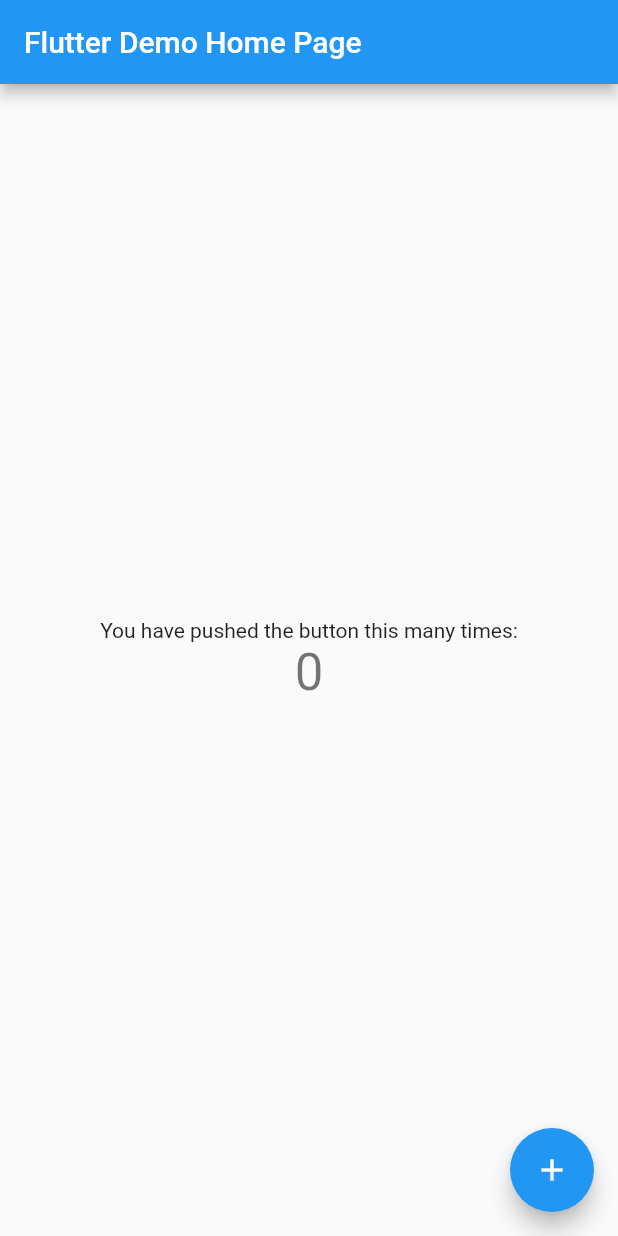
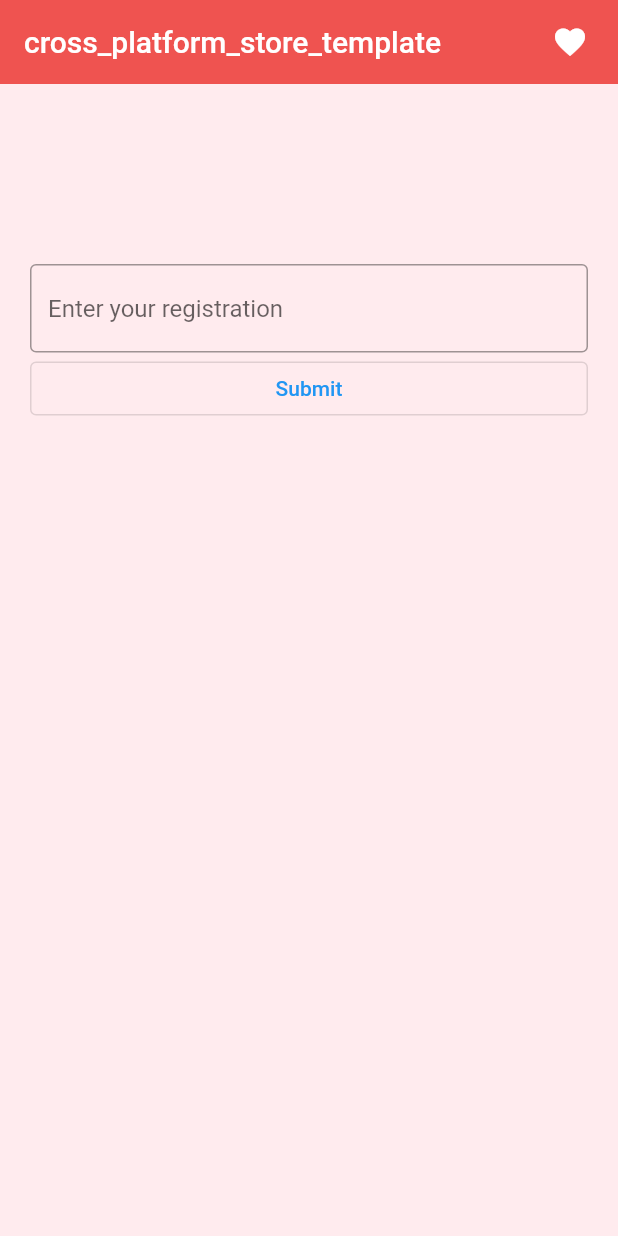
Before and after one commit to mgabrove/cross_platform_store_template, a Flutter app: the screen it shows after launch, on a phone screen of 412 x 824 dp. Run offline on Flutter 3.47's test engine with Material 2 defaults, Android fonts, the phone set to English and light mode, and no system bars.

Commit message:
approximate page functionality implementation

```diff
--- a/lib/main.dart
+++ b/lib/main.dart
@@ -1,113 +1,14 @@
 import 'package:flutter/material.dart';
 
-void main() {
-  runApp(MyApp());
-}
+import 'package:cross_platform_store_template/screens/wrapper.dart';
+
+void main() => runApp(MyApp());
 
 class MyApp extends StatelessWidget {
-  // This widget is the root of your application.
   @override
   Widget build(BuildContext context) {
     return MaterialApp(
-      title: 'Flutter Demo',
-      theme: ThemeData(
-        // This is the theme of your application.
-        //
-        // Try running your application with "flutter run". You'll see the
-        // application has a blue toolbar. Then, without quitting the app, try
-        // changing the primarySwatch below to Colors.green and then invoke
-        // "hot reload" (press "r" in the console where you ran "flutter run",
-        // or simply save your changes to "hot reload" in a Flutter IDE).
-        // Notice that the counter didn't reset back to zero; the application
-        // is not restarted.
-        primarySwatch: Colors.blue,
-      ),
-      home: MyHomePage(title: 'Flutter Demo Home Page'),
+        home: Wrapper(),
     );
   }
 }
-
-class MyHomePage extends StatefulWidget {
-  MyHomePage({Key? key, required this.title}) : super(key: key);
-
-  // This widget is the home page of your application. It is stateful, meaning
-  // that it has a State object (defined below) that contains fields that affect
-  // how it looks.
-
-  // This class is the configuration for the state. It holds the values (in this
-  // case the title) provided by the parent (in this case the App widget) and
-  // used by the build method of the State. Fields in a Widget subclass are
-  // always marked "final".
-
-  final String title;
-
-  @override
-  _MyHomePageState createState() => _MyHomePageState();
-}
-
-class _MyHomePageState extends State<MyHomePage> {
-  int _counter = 0;
-
-  void _incrementCounter() {
-    setState(() {
-      // This call to setState tells the Flutter framework that something has
-      // changed in this State, which causes it to rerun the build method below
-      // so that the display can reflect the updated values. If we changed
-      // _counter without calling setState(), then the build method would not be
-      // called again, and so nothing would appear to happen.
-      _counter++;
-    });
-  }
-
-  @override
-  Widget build(BuildContext context) {
-    // This method is rerun every time setState is called, for instance as done
-    // by the _incrementCounter method above.
-    //
-    // The Flutter framework has been optimized to make rerunning build methods
-    // fast, so that you can just rebuild anything that needs updating rather
-    // than having to individually change instances of widgets.
-    return Scaffold(
-      appBar: AppBar(
-        // Here we take the value from the MyHomePage object that was created by
-        // the App.build method, and use it to set our appbar title.
-        title: Text(widget.title),
-      ),
-      body: Center(
-        // Center is a layout widget. It takes a single child and positions it
-        // in the middle of the parent.
-        child: Column(
-          // Column is also a layout widget. It takes a list of children and
-          // arranges them vertically. By default, it sizes itself to fit its
-          // children horizontally, and tries to be as tall as its parent.
-          //
-          // Invoke "debug painting" (press "p" in the console, choose the
-          // "Toggle Debug Paint" action from the Flutter Inspector in Android
-          // Studio, or the "Toggle Debug Paint" command in Visual Studio Code)
-          // to see the wireframe for each widget.
-          //
-          // Column has various properties to control how it sizes itself and
-          // how it positions its children. Here we use mainAxisAlignment to
-          // center the children vertically; the main axis here is the vertical
-          // axis because Columns are vertical (the cross axis would be
-          // horizontal).
-          mainAxisAlignment: MainAxisAlignment.center,
-          children: <Widget>[
-            Text(
-              'You have pushed the button this many times:',
-            ),
-            Text(
-              '$_counter',
-              style: Theme.of(context).textTheme.headline4,
-            ),
-          ],
-        ),
-      ),
-      floatingActionButton: FloatingActionButton(
-        onPressed: _incrementCounter,
-        tooltip: 'Increment',
-        child: Icon(Icons.add),
-      ), // This trailing comma makes auto-formatting nicer for build methods.
-    );
-  }
-}
--- /dev/null
+++ b/lib/screens/functionality/home.dart
@@ -0,0 +1,34 @@
+import 'package:flutter/material.dart';
+
+import 'package:cross_platform_store_template/screens/functionality/registration_input.dart';
+
+class Home extends StatefulWidget {
+  @override
+  _HomeState createState() => _HomeState();
+}
+
+class _HomeState extends State<Home> {
+
+  @override
+  Widget build(BuildContext context) {
+    return Scaffold(
+          backgroundColor: Colors.red[50],
+          appBar: AppBar(
+            title: Text("cross_platform_store_template"),
+            backgroundColor: Colors.red[400],
+            elevation: 0.0,
+            actions: <Widget>[
+              Padding(
+                  padding: EdgeInsets.only(right: 20.0),
+                  child: GestureDetector(
+                    child: Icon(
+                      Icons.favorite,
+                    ),
+                  )
+              ),
+            ],
+          ),
+          body: Registration_input(),
+    );
+  }
+}
--- /dev/null
+++ b/lib/screens/functionality/registration_input.dart
@@ -0,0 +1,55 @@
+import 'package:flutter/material.dart';
+
+class Registration_input extends StatefulWidget {
+  @override
+  _Registration_input createState() => _Registration_input();
+}
+
+class _Registration_input extends State<Registration_input> {
+
+  String inputString = "";
+  String registrationString = "";
+
+  void onPressed() {
+    setState(() => registrationString = inputString);
+  }
+
+  @override
+  Widget build(BuildContext context) {
+    return Container(
+        margin: const EdgeInsets.only(top: 100.0),
+      child: Column(
+        children: <Widget>[
+          Expanded(
+              child: Padding(
+                padding: EdgeInsets.all(20.0),
+                child: ListView(
+                  children: <Widget>[
+                    TextField(
+                      decoration: const InputDecoration(
+                          border: OutlineInputBorder(),
+                          hintText: 'Enter your registration',
+                      ),
+                      onChanged: (String value) async{
+                        inputString = value;
+                      },
+                    ),
+                    OutlinedButton(
+                        onPressed: onPressed,
+                      child: const Text("Submit"),
+                    ),
+                    Center(
+                      child: Text(
+                          '$registrationString',
+                        style: TextStyle(color: Colors.blue),
+                      ),
+                    ),
+                  ],
+                ),
+              )
+          )
+        ],
+      )
+    );
+  }
+}
--- /dev/null
+++ b/lib/screens/wrapper.dart
@@ -0,0 +1,10 @@
+import 'package:flutter/material.dart';
+
+import 'package:cross_platform_store_template/screens/functionality/home.dart';
+
+class Wrapper extends StatelessWidget {
+  @override
+  Widget build(BuildContext context) {
+    return Home();
+  }
+}
```
